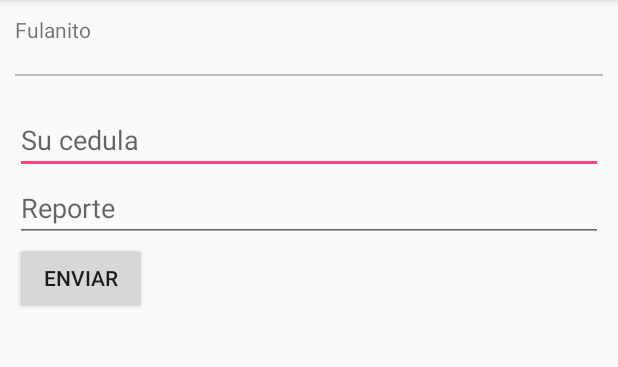
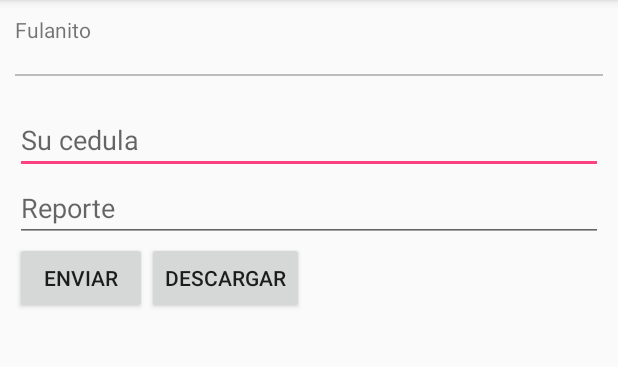
Before and after one commit to DavidEleinco/PruebaModulos, an Android app: the screen it shows after launch (MainActivity), on a phone screen of 412 x 824 dp, the part 84-451 px from its top. Run offline under Robolectric (Android 15) with nearby library versions, the phone set to English and light mode, and no system bars; libraries missing offline, so code that uses them is left out: com.dropbox.core; 5 statements that could not run were skipped.

Commit message:
Ya está descargando

```diff
--- a/upload2dropbox/src/main/java/co/com/eleinco/upload2dropbox/MainActivity.java
+++ b/upload2dropbox/src/main/java/co/com/eleinco/upload2dropbox/MainActivity.java
@@ -3,6 +3,8 @@ package co.com.eleinco.upload2dropbox;
 import com.dropbox.core.DbxException;
 import com.dropbox.core.DbxRequestConfig;
 import com.dropbox.core.v2.DbxClientV2;
+import com.dropbox.core.v2.files.ListFolderResult;
+import com.dropbox.core.v2.files.Metadata;
 import com.dropbox.core.v2.users.FullAccount;
 
 import android.content.Context;
@@ -17,13 +19,17 @@ import android.widget.EditText;
 import android.widget.TextView;
 import android.widget.Toast;
 
+import java.io.BufferedReader;
 import java.io.File;
 import java.io.FileInputStream;
 import java.io.FileNotFoundException;
 import java.io.FileOutputStream;
+import java.io.FileReader;
 import java.io.IOException;
 import java.io.InputStream;
+import java.io.OutputStream;
 import java.util.Calendar;
+import java.util.List;
 
 public class MainActivity extends AppCompatActivity {
 
@@ -37,6 +43,7 @@ public class MainActivity extends AppCompatActivity {
     private TextView tv;
     private Context contextoMain;
     private Button b_enviar;
+    private Button b_descargar;
     private EditText et_cedula;
     private EditText et_reporte;
 
@@ -63,6 +70,18 @@ public class MainActivity extends AppCompatActivity {
             }
         });
 
+        b_descargar = (Button) findViewById(R.id.main_bt_descargar);
+        b_descargar.setOnClickListener(new View.OnClickListener() {
+            @Override
+            public void onClick(View v) {
+                if (account == null) {
+                    Toast.makeText(contextoMain, "Dropbox: Error de conexión.", Toast.LENGTH_SHORT).show();
+                } else {
+                    new DescargarReporteDropbox().execute();
+                }
+            }
+        });
+
         config = new DbxRequestConfig("Reporte_eventos_Eleinco");
         client = new DbxClientV2(config, ACCESS_TOKEN);
 
@@ -71,27 +90,85 @@ public class MainActivity extends AppCompatActivity {
         new AutenticacionDropbox().execute();
     }
 
+    private class DescargarReporteDropbox extends AsyncTask<Void, Void, String> {
+        List<Metadata> metadata;
+        List<String> archivos;
 
-    private class AutenticacionDropbox extends AsyncTask<Void, Void, String> {
         @Override
         protected String doInBackground(Void... params) {
+            ListFolderResult result = null;
             try {
-                account = client.users().getCurrentAccount();
+                result = client.files().listFolder("/asignaciones");
             } catch (DbxException e) {
                 e.printStackTrace();
+                return "fail";
             }
+
+            metadata = result.getEntries();
+
+            OutputStream out = null;
+            String dataDescargada;
+            try {
+                out = new FileOutputStream(Environment.getExternalStorageDirectory() + "/" + DIRECTORIO_REPORTES + "/reportesDescargados.txt");
+            } catch (FileNotFoundException e) {
+                e.printStackTrace();
+                return "Falla creando archivo";
+            }
+
+            for (Metadata m : metadata) {
+                try {
+                    client.files().downloadBuilder(m.getPathLower()).download(out);
+                } catch (DbxException e) {
+                    e.printStackTrace();
+                    return "fail";
+                } catch (IOException e) {
+                    e.printStackTrace();
+                    return "fail";
+                }
+
+                dataDescargada = cargarArchivoEnString(Environment.getExternalStorageDirectory() + "/" + DIRECTORIO_REPORTES + "/reportesDescargados.txt");
+
+                if (dataDescargada.contains("$123$")) {
+                    archivos.add(m.getPathLower() + " " + dataDescargada);
+                }
+            }
+
             return null;
         }
 
         @Override
         protected void onPostExecute(String s) {
-            if( account != null ){
-                tv.setText(account.getName().getDisplayName());
+            if (s == null) {
+                for (int i = 0; i < archivos.size(); i++) {
+                    Toast.makeText(contextoMain, archivos.get(i), Toast.LENGTH_SHORT).show();
+                }
             }else{
-                Toast.makeText(contextoMain, "Dropbox: Error de conexión.", Toast.LENGTH_SHORT).show();
+                Toast.makeText(contextoMain, "Dropbox: Error de conexión. " + s, Toast.LENGTH_SHORT).show();
             }
         }
     }
+
+
+    private String cargarArchivoEnString(String path) {
+        File file = new File(path);
+        StringBuilder text = new StringBuilder();
+        try {
+            BufferedReader br = new BufferedReader(new FileReader(file));
+            String line;
+
+            while ((line = br.readLine()) != null) {
+                text.append(line);
+                text.append('\n');
+            }
+            br.close();
+        } catch (FileNotFoundException e) {
+            e.printStackTrace();
+        } catch (IOException e) {
+            e.printStackTrace();
+        }
+        return text.toString();
+    }
+
 
     private void enviarReporte(){
 
@@ -176,7 +253,26 @@ public class MainActivity extends AppCompatActivity {
         }
     }
 
+    private class AutenticacionDropbox extends AsyncTask<Void, Void, String> {
+        @Override
+        protected String doInBackground(Void... params) {
+            try {
+                account = client.users().getCurrentAccount();
+            } catch (DbxException e) {
+                e.printStackTrace();
+            }
+            return null;
+        }
 
+        @Override
+        protected void onPostExecute(String s) {
+            if (account != null) {
+                tv.setText(account.getName().getDisplayName());
+            } else {
+                Toast.makeText(contextoMain, "Dropbox: Error de conexión.", Toast.LENGTH_SHORT).show();
+            }
+        }
+    }
 
 
 
--- a/upload2dropbox/src/main/res/layout/activity_main.xml
+++ b/upload2dropbox/src/main/res/layout/activity_main.xml
@@ -38,11 +38,22 @@
             android:layout_height="wrap_content"
             android:hint="Reporte"/>
 
-        <Button
-            android:layout_width="wrap_content"
-            android:layout_height="wrap_content"
-            android:text="Enviar"
-            android:id="@+id/main_bt_enviar"/>
+        <LinearLayout
+            android:layout_width="match_parent"
+            android:layout_height="wrap_content">
+
+            <Button
+                android:layout_width="wrap_content"
+                android:layout_height="wrap_content"
+                android:text="Enviar"
+                android:id="@+id/main_bt_enviar" />
+
+            <Button
+                android:layout_width="wrap_content"
+                android:layout_height="wrap_content"
+                android:text="Descargar"
+                android:id="@+id/main_bt_descargar" />
+        </LinearLayout>
 
     </LinearLayout>
 </ScrollView>
```
